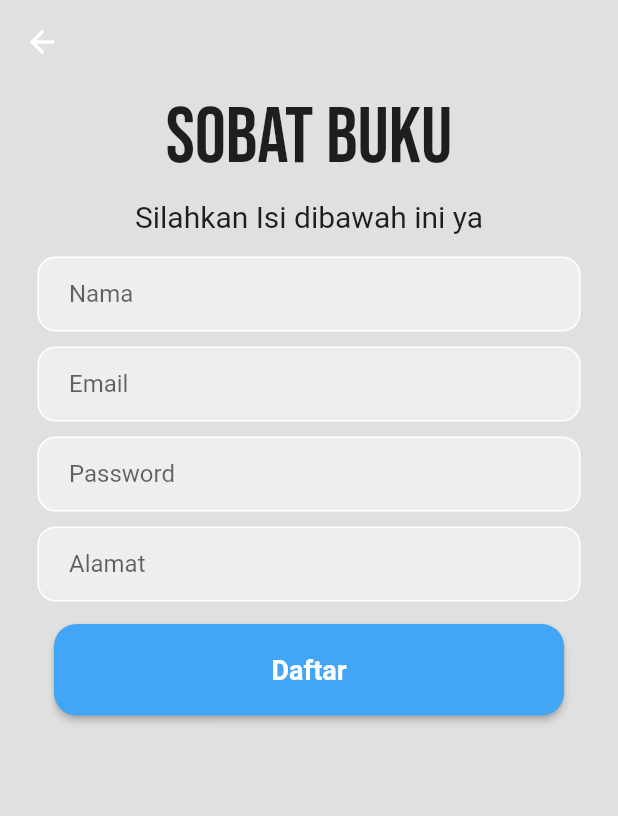
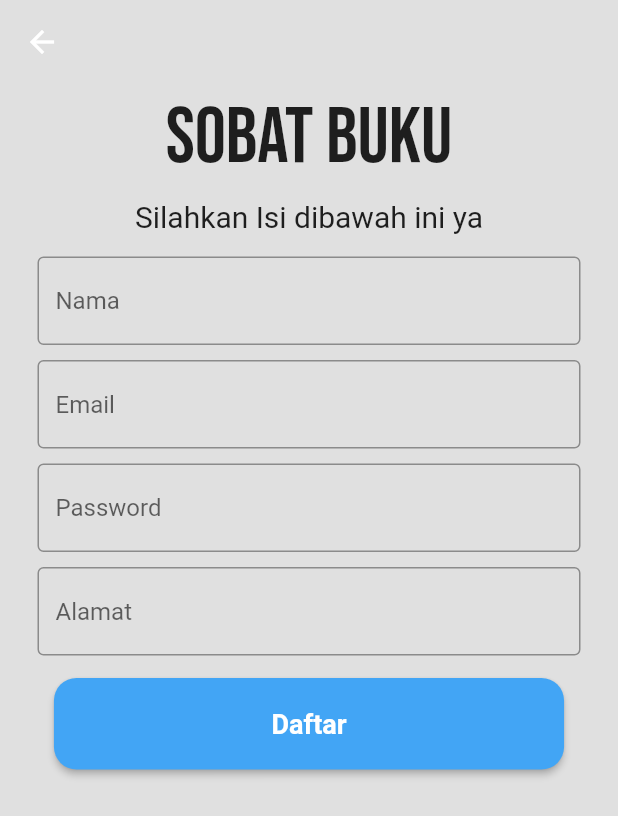
Before and after one commit to christyuda/booksapp, a Flutter app: the RegisterPage screen opened by its route, on a phone screen of 412 x 824 dp. Shown: the top 816 px of the screen. Run offline on Flutter 3.47's test engine with Material 2 defaults, Android fonts, the phone set to English and light mode, and no system bars; our stand-ins replace cached_network_image, carousel_slider, dio, flashy_tab_bar2, flutter_rating_bar, google_fonts and 2 more; missing offline and left inert: flutter_animated_button; accounts and stored records are empty; network calls fail.

Commit message:
memperbaiki dengan mengunakan form key, validasi pada login dan register

```diff
--- a/lib/screens/register_page.dart
+++ b/lib/screens/register_page.dart
@@ -1,8 +1,8 @@
 import 'package:bookapps/models/user.dart';
-import 'package:bookapps/provider/register_provider.dart';
 import 'package:flutter/material.dart';
 import 'package:google_fonts/google_fonts.dart';
 import 'package:provider/provider.dart';
+import 'package:bookapps/provider/register_provider.dart';
 import 'package:quickalert/models/quickalert_type.dart';
 import 'package:quickalert/widgets/quickalert_dialog.dart';
 
@@ -14,12 +14,14 @@ class RegisterPage extends StatefulWidget {
 }
 
 class _RegisterPageState extends State<RegisterPage> {
+  final GlobalKey<FormState> _formKey = GlobalKey<FormState>();
   final TextEditingController nameController = TextEditingController();
   final TextEditingController emailController = TextEditingController();
   final TextEditingController addressController = TextEditingController();
   final TextEditingController passwordController = TextEditingController();
 
   void registerButton() async {
+    if (_formKey.currentState!.validate()) {
       final registrationData = RegistrationData(
         name: nameController.text,
         email: emailController.text,
@@ -44,6 +46,7 @@ class _RegisterPageState extends State<RegisterPage> {
         );
       }
     }
+  }
 
   @override
   Widget build(BuildContext context) {
@@ -56,7 +59,8 @@ class _RegisterPageState extends State<RegisterPage> {
           onPressed: () {
             Navigator.of(context).pop();
           },
-          )),
+        ),
+      ),
       backgroundColor: Colors.grey[300],
       body: SingleChildScrollView(
         child: Center(
@@ -77,24 +81,24 @@ class _RegisterPageState extends State<RegisterPage> {
               SizedBox(
                 height: 15,
               ),
+              Form(
+                key: _formKey,
+                child: Column(
+                  children: [
                     Padding(
                       padding: const EdgeInsets.symmetric(horizontal: 25.0),
-                child: Container(
-                  decoration: BoxDecoration(
-                    color: Colors.grey[200],
-                    border: Border.all(color: Colors.white),
-                    borderRadius: BorderRadius.circular(12),
-                  ),
-                  child: Padding(
-                    padding: const EdgeInsets.only(left: 20.0),
-                    child: TextField(
+                      child: TextFormField(
                         controller: nameController,
                         decoration: InputDecoration(
-                        border: InputBorder.none,
+                          border: OutlineInputBorder(),
                           hintText: 'Nama',
                         ),
-                    ),
-                  ),
+                        validator: (value) {
+                          if (value == null || value.isEmpty) {
+                            return 'Nama harus diisi';
+                          }
+                          return null;
+                        },
                       ),
                     ),
                     SizedBox(
@@ -102,22 +106,21 @@ class _RegisterPageState extends State<RegisterPage> {
                     ),
                     Padding(
                       padding: const EdgeInsets.symmetric(horizontal: 25.0),
-                child: Container(
-                  decoration: BoxDecoration(
-                    color: Colors.grey[200],
-                    border: Border.all(color: Colors.white),
-                    borderRadius: BorderRadius.circular(12),
-                  ),
-                  child: Padding(
-                    padding: const EdgeInsets.only(left: 20.0),
-                    child: TextField(
+                      child: TextFormField(
                         controller: emailController,
                         decoration: InputDecoration(
-                        border: InputBorder.none,
+                          border: OutlineInputBorder(),
                           hintText: 'Email',
                         ),
-                    ),
-                  ),
+                        validator: (value) {
+                          if (value == null || value.isEmpty) {
+                            return 'Email harus diisi';
+                          }
+                          if (!isValidEmail(value)) {
+                            return 'Email tidak valid';
+                          }
+                          return null;
+                        },
                       ),
                     ),
                     SizedBox(
@@ -125,23 +128,19 @@ class _RegisterPageState extends State<RegisterPage> {
                     ),
                     Padding(
                       padding: const EdgeInsets.symmetric(horizontal: 25.0),
-                child: Container(
-                  decoration: BoxDecoration(
-                    color: Colors.grey[200],
-                    border: Border.all(color: Colors.white),
-                    borderRadius: BorderRadius.circular(12),
-                  ),
-                  child: Padding(
-                    padding: const EdgeInsets.only(left: 20.0),
-                    child: TextField(
+                      child: TextFormField(
                         obscureText: true,
                         controller: passwordController,
                         decoration: InputDecoration(
-                        border: InputBorder.none,
+                          border: OutlineInputBorder(),
                           hintText: 'Password',
                         ),
-                    ),
-                  ),
+                        validator: (value) {
+                          if (value == null || value.isEmpty) {
+                            return 'Password harus diisi';
+                          }
+                          return null;
+                        },
                       ),
                     ),
                     SizedBox(
@@ -149,23 +148,15 @@ class _RegisterPageState extends State<RegisterPage> {
                     ),
                     Padding(
                       padding: const EdgeInsets.symmetric(horizontal: 25.0),
-                child: Container(
-                  decoration: BoxDecoration(
-                    color: Colors.grey[200],
-                    border: Border.all(color: Colors.white),
-                    borderRadius: BorderRadius.circular(12),
-                  ),
-                  child: Padding(
-                    padding: const EdgeInsets.only(left: 20.0),
-                    child: TextField(
+                      child: TextFormField(
                         controller: addressController,
                         decoration: InputDecoration(
-                        border: InputBorder.none,
+                          border: OutlineInputBorder(),
                           hintText: 'Alamat',
                         ),
-                      minLines: null,
                       ),
                     ),
+                  ],
                 ),
               ),
               SizedBox(
@@ -178,16 +169,15 @@ class _RegisterPageState extends State<RegisterPage> {
                 style: ElevatedButton.styleFrom(
                   padding:
                       EdgeInsets.symmetric(horizontal: 145.0, vertical: 20.0),
-
-                  primary: Colors.blue[400], // Warna latar belakang tombol
+                  primary: Colors.blue[400],
                   shape: RoundedRectangleBorder(
-                    borderRadius: BorderRadius.circular(15), // Bentuk tombol
+                    borderRadius: BorderRadius.circular(15),
                   ),
                 ),
                 child: Text(
                   'Daftar',
                   style: TextStyle(
-                    color: Colors.white, // Warna teks
+                    color: Colors.white,
                     fontWeight: FontWeight.bold,
                     fontSize: 18,
                   ),
@@ -202,4 +192,9 @@ class _RegisterPageState extends State<RegisterPage> {
       ),
     );
   }
+
+  bool isValidEmail(String email) {
+    final emailRegExp = RegExp(r'^[\w-]+(\.[\w-]+)*@[\w-]+(\.[\w-]+)+$');
+    return emailRegExp.hasMatch(email);
   }
+}
```
Also changed, not shown: lib/screens/login_page.dart (+41 -28 lines). Lines whose indentation alone changed are shown as unchanged.
